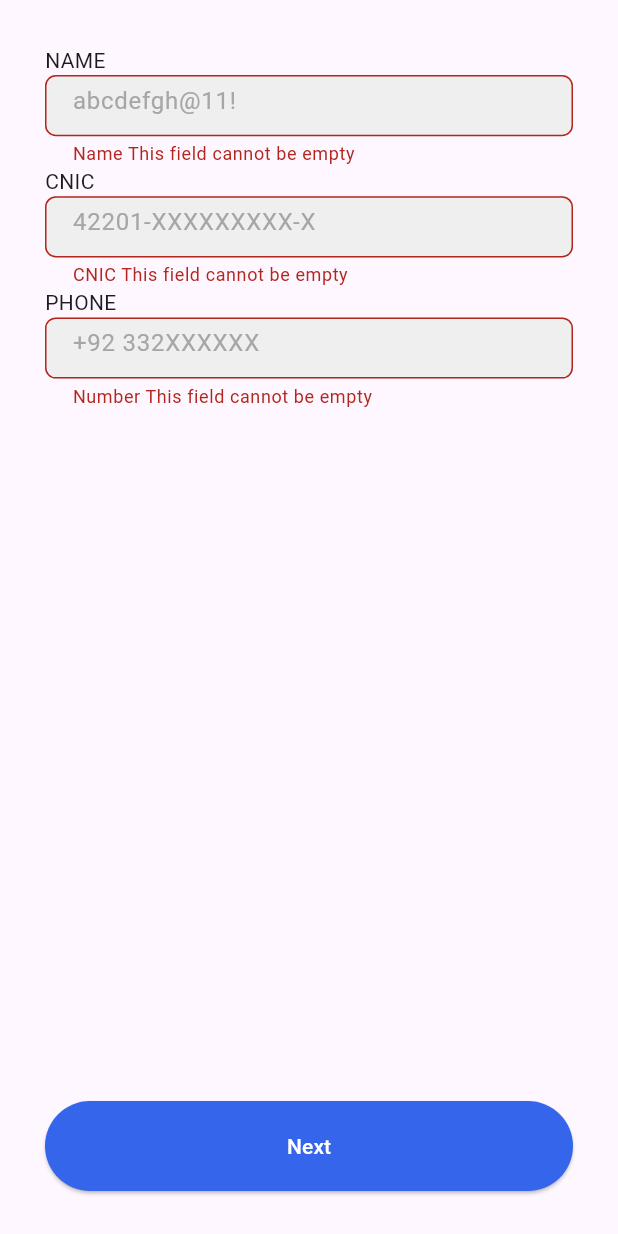
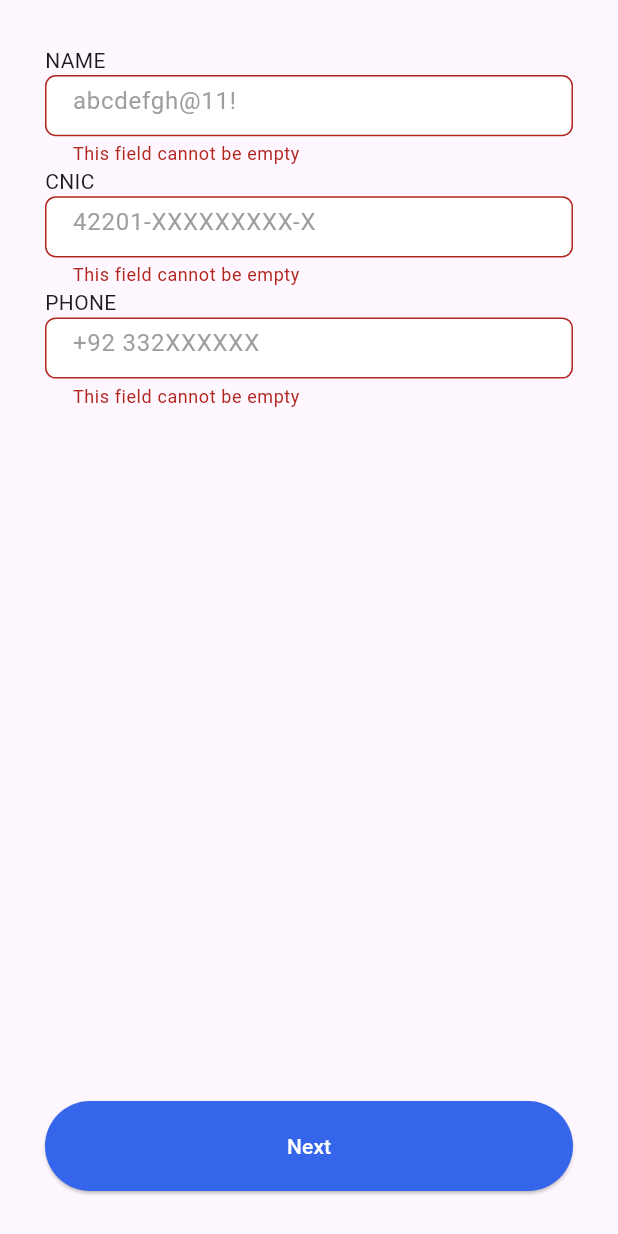
Before and after one commit to suneelasiddiqui12/Flutter-Stacked-Implementation, a Flutter app: the FormBasicView screen opened by its route, after a tap on "Next", on a phone screen of 412 x 824 dp. Run offline on Flutter 3.47's test engine with Material 3 defaults, Android fonts, the light colour scheme and no system bars; our stand-ins replace dio, flutter_screenutil, flutter_svg, google_fonts, image_picker, pinput and 3 more.

Commit message:
- Added Advance form and modified components

```diff
--- a/lib/app/app.dart
+++ b/lib/app/app.dart
@@ -1,4 +1,5 @@
 import 'package:flutter_stacked_implementation/services/local/media_service.dart';
+import 'package:flutter_stacked_implementation/ui/views/form_advance/form_advance_view.dart';
 import 'package:flutter_stacked_implementation/ui/views/forms/form_basic_view.dart';
 import 'package:flutter_stacked_implementation/ui/views/home/home_view.dart';
 import 'package:flutter_stacked_implementation/ui/views/image_picker/image_picker_view.dart';
@@ -18,6 +19,7 @@ import 'package:stacked_services/stacked_services.dart';
     MaterialRoute(page: OnBoardingView),
     MaterialRoute(page: FormBasicView),
     MaterialRoute(page: OtpView, initial: true),
+    MaterialRoute(page: FormAdvanceView),
   ],
   dependencies: [
     LazySingleton(classType: NavigationService),
--- a/lib/constant/app_images.dart
+++ b/lib/constant/app_images.dart
@@ -1,5 +1,11 @@
 class AppImagePaths {
   // splash view
   static const String splashImg = 'assets/images/Kistpay-Logo.jpg';
+  static const String hurrahImg = 'assets/images/hurrah_image.svg';
+
   static const String vectorRabbitIcon = 'assets/images/rabbit.jpg';
+  static const String vectorCheckIcon = 'assets/icons/check_icon.svg';
+  static const String vectorCrossIcon = 'assets/icons/cross_icon.svg';
+  static const String vectorCloseIcon = 'assets/icons/close_icon.svg';
+
 }
--- a/lib/ui/views/forms/form_basic_view.dart
+++ b/lib/ui/views/forms/form_basic_view.dart
@@ -39,12 +39,14 @@ class FormBasicView extends StatelessWidget {
                           TextFormFieldComponent(
                             hintText: '42201-XXXXXXXXX-X',
                             controller: model.cnicController,
+                            keyboardType: TextInputType.phone,
                             validator: (value) => validateCnic(value),
                           ),
                           const TextComponent('PHONE'),
                           TextFormFieldComponent(
                             hintText: '+92 332XXXXXX',
                             controller: model.phoneNumberController,
+                            keyboardType: TextInputType.phone,
                             validator: (value) => validateNumber(value),
                           ),
                         ]
--- a/lib/ui/views/forms/form_basic_viewmodel.dart
+++ b/lib/ui/views/forms/form_basic_viewmodel.dart
@@ -11,4 +11,5 @@ class FormBasicViewModel extends BaseViewModel {
   FocusNode phoneNumberFocusNode = FocusNode();
 
   final formKey = GlobalKey<FormState>();
+
 }
--- a/lib/ui/views/onboarding/onboarding_view.dart
+++ b/lib/ui/views/onboarding/onboarding_view.dart
@@ -39,7 +39,9 @@ class _OnBoardingViewState extends State<OnBoardingView> {
             padding: const EdgeInsets.all(16.0),
             child: ButtonComponent(
               buttonText: AppStrings.signUp,
-              onPressed: () {},
+              onPressed: () {
+                NavService.navigateTo(Routes.formAdvanceView);
+              },
               bgColor: Colors.white,
               buttonTxtColor: Colors.black,
               borderColor: Colors.black,
--- a/lib/ui/views/otp/otp_view.dart
+++ b/lib/ui/views/otp/otp_view.dart
@@ -78,7 +78,7 @@ class OtpView extends StatelessWidget {
                   child: ButtonComponent(
                     buttonText: AppStrings.next,
                     onPressed: () {
-                      NavService.navigateTo(Routes.formBasicView);
+                      NavService.navigateTo(Routes.onBoardingView);
                     },
                   ),
                 ),
--- a/lib/utils/validation_util.dart
+++ b/lib/utils/validation_util.dart
@@ -3,12 +3,12 @@
 final emailRegex = RegExp(r'^[a-zA-Z0-9+._-]+@[a-zA-Z0-9.-]+\.[a-zA-Z]{2,}$');
   final passwordRegex = RegExp(r'^.{8,}$');
   final usernameRegex = RegExp(r'^.{3,}$');
-  final numberRegex = RegExp(r'^.{11,15}$');
+  final digitRegex = RegExp(r'^\d+$');
   final cnicRegex = RegExp(r'^\d{5}-\d{7}-\d{1}$');
 
   String? validateEmptyField(String? value, String fieldName) {
     if (value == null || value.isEmpty) {
-      return '$fieldName ${AppStrings.errorThisFieldCantBeEmpty}';
+      return AppStrings.errorThisFieldCantBeEmpty;
     }
     return null;
   }
@@ -18,11 +18,9 @@ final emailRegex = RegExp(r'^[a-zA-Z0-9+._-]+@[a-zA-Z0-9.-]+\.[a-zA-Z]{2,}$');
     if (emptyFieldError != null) {
       return emptyFieldError;
     }
-
     if (!usernameRegex.hasMatch(value!)) {
       return 'Min three characters limit is required';
     }
-
     return null;
   }
 
@@ -31,11 +29,9 @@ final emailRegex = RegExp(r'^[a-zA-Z0-9+._-]+@[a-zA-Z0-9.-]+\.[a-zA-Z]{2,}$');
     if (emptyFieldError != null) {
       return emptyFieldError;
     }
-
     if (!cnicRegex.hasMatch(cnic!)) {
       return 'Invalid CNIC format';
     }
-
     return null;
   }
 
@@ -44,11 +40,9 @@ final emailRegex = RegExp(r'^[a-zA-Z0-9+._-]+@[a-zA-Z0-9.-]+\.[a-zA-Z]{2,}$');
     if (emptyFieldError != null) {
       return emptyFieldError;
     }
-
     if (!emailRegex.hasMatch(value!)) {
       return 'Invalid email format';
     }
-
     return null;
   }
 
@@ -57,11 +51,14 @@ final emailRegex = RegExp(r'^[a-zA-Z0-9+._-]+@[a-zA-Z0-9.-]+\.[a-zA-Z]{2,}$');
     if (emptyFieldError != null) {
       return emptyFieldError;
     }
-
-    if (!numberRegex.hasMatch(value!)) {
-      return 'Number must be 8-15 characters';
+    // Check if the value is a valid integer
+    if (!digitRegex.hasMatch(value!)) {
+      return 'Invalid number format';
     }
-
+    // Check if the integer has exactly 11 digits
+    if (value.length != 11) {
+      return 'Number must be exactly 11 digits';
+    }
     return null;
   }
 
@@ -70,11 +67,9 @@ final emailRegex = RegExp(r'^[a-zA-Z0-9+._-]+@[a-zA-Z0-9.-]+\.[a-zA-Z]{2,}$');
     if (emptyFieldError != null) {
       return emptyFieldError;
     }
-
     if (!passwordRegex.hasMatch(value!)) {
       return 'Password must be at least 8 characters long';
     }
-
     return null;
   }
 
@@ -82,9 +77,37 @@ final emailRegex = RegExp(r'^[a-zA-Z0-9+._-]+@[a-zA-Z0-9.-]+\.[a-zA-Z]{2,}$');
     if (value == null || value.isEmpty) {
       return null;
     }
-
     if (!passwordRegex.hasMatch(value)) {
       return 'Password must be at least 8 characters long';
+    }
+    return null;
+  }
+
+  String? validateIncome(String? value) {
+    String? emptyFieldError = validateEmptyField(value, 'Income');
+    if (emptyFieldError != null) {
+      return emptyFieldError;
+    }
+    try {
+      int income = int.parse(value!);
+
+      if (income <= 10000) {
+        return 'Income must be greater than PKR 10000';
+      }
+    } catch (e) {
+      return 'Invalid income format';
+    }
+    return null;
+  }
+
+  String? validateAddress(String? value) {
+    String? emptyFieldError = validateEmptyField(value, 'Address');
+    if (emptyFieldError != null) {
+      return emptyFieldError;
+    }
+
+    if (value!.length > 100) {
+      return 'Address should not be more than 100 characters';
     }
 
     return null;
--- a/lib/widgets/svg_icon_component.dart
+++ b/lib/widgets/svg_icon_component.dart
@@ -10,8 +10,8 @@ class SvgIconComponent extends StatelessWidget {
   const SvgIconComponent({
     Key? key,
     required this.icon,
-    this.height = 24,
-    this.width = 24,
+    this.height = 21,
+    this.width = 21,
     this.color,
   }) : super(key: key);
 
--- a/lib/widgets/text_form_field_component.dart
+++ b/lib/widgets/text_form_field_component.dart
@@ -1,7 +1,7 @@
 import 'package:flutter/material.dart';
-import 'package:flutter_stacked_implementation/constant/app_colors.dart';
+import 'package:flutter/services.dart';
 
-class TextFormFieldComponent extends StatelessWidget {
+class TextFormFieldComponent extends StatefulWidget {
   final TextEditingController controller;
   final Color? backgroundColor;
   final Color? borderColor;
@@ -12,8 +12,11 @@ class TextFormFieldComponent extends StatelessWidget {
   final Function(String _)? onChanged;
   final bool isPassword;
   final TextInputType keyboardType;
+  final List<TextInputFormatter>? inputFormatter;
 
-  const TextFormFieldComponent({super.key,
+
+  const TextFormFieldComponent({
+    Key? key,
     required this.controller,
     this.backgroundColor,
     this.borderColor,
@@ -22,44 +25,73 @@ class TextFormFieldComponent extends StatelessWidget {
     this.contentPadding,
     this.validator,
     this.onChanged,
+    this.inputFormatter,
     this.isPassword = false,
     this.keyboardType = TextInputType.text,
-  });
+  }) : super(key: key);
+
+  @override
+  _TextFormFieldComponentState createState() => _TextFormFieldComponentState();
+}
+
+class _TextFormFieldComponentState extends State<TextFormFieldComponent> {
+  bool hidePassword = true;
+  bool isValid = true; // Track validation status
 
   @override
   Widget build(BuildContext context) {
-    bool hidePassword = true;
     return SizedBox(
       width: 360.0,
       height: 60.8,
       child: TextFormField(
-        controller: controller,
-        validator: validator,
-        onChanged: (_) => onChanged == null ? () {} : onChanged!(_),
+        controller: widget.controller,
+        inputFormatters: widget.inputFormatter,
+        validator: (value) {
+          Future.delayed(Duration.zero, () {
+            setState(() {
+              isValid = value != null && widget.validator?.call(value) == null;
+            });
+          });
+          return widget.validator?.call(value);
+        },
+        onChanged: (value) {
+          Future.delayed(Duration.zero, () {
+            setState(() {
+              isValid = widget.validator?.call(value) == null;
+            });
+          });
+          widget.onChanged?.call(value);
+        },
         autovalidateMode: AutovalidateMode.onUserInteraction,
-        obscureText: isPassword ? hidePassword : !hidePassword,
-        keyboardType: keyboardType,
+        obscureText: widget.isPassword ? hidePassword : !hidePassword,
+        keyboardType: widget.keyboardType,
         decoration: InputDecoration(
-          hintText: hintText,
-          labelText: labelText,
-          hintStyle: const TextStyle(color: AppColors.quickGray),
+          hintText: widget.hintText,
+          labelText: widget.labelText,
+          hintStyle: const TextStyle(color: Colors.grey),
           filled: true,
-          fillColor: backgroundColor ?? AppColors.white,
+          fillColor: widget.backgroundColor ?? Colors.white,
           border: OutlineInputBorder(
             borderRadius: BorderRadius.circular(7.2),
             borderSide: BorderSide(
-              color: borderColor ?? AppColors.quickGray,
+              color: widget.borderColor ?? Colors.grey,
               width: 1.8,
             ),
           ),
           focusedBorder: OutlineInputBorder(
             borderRadius: BorderRadius.circular(7.2),
             borderSide: const BorderSide(
-              color: AppColors.frenchSkyBlue,
+              color: Colors.blue,
               width: 1.8,
             ),
           ),
-          contentPadding: contentPadding ?? const EdgeInsets.all(14.4),
+          contentPadding: widget.contentPadding ?? const EdgeInsets.all(14.4),
+          suffixIcon: isValid && widget.controller.text.isNotEmpty
+              ? const Icon(
+            Icons.check,
+            color: Colors.green,
+          )
+              : null,
         ),
       ),
     );
--- a/pubspec.yaml
+++ b/pubspec.yaml
@@ -78,6 +78,7 @@ flutter:
   # To add assets to your application, add an assets section, like this:
   assets:
     - assets/images/
+    - assets/icons/
 
   # An image asset can refer to one or more resolution-specific "variants", see
   # https://flutter.dev/assets-and-images/#resolution-aware
```
Also changed, not shown: lib/app/app.router.dart (+53 -10 lines), lib/constant/app_strings.dart (+11 -1 lines), lib/ui/views/form_advance/form_advance_view.dart (added, +93 -0 lines), lib/ui/views/form_advance/form_advance_viewmodel.dart (added, +11 -0 lines), lib/widgets/dialog_component.dart (added, +136 -0 lines), assets/icons/check_icon.svg (added), assets/icons/close_icon.svg (added), assets/icons/cross_icon.svg (added), assets/images/hurrah_image.svg (added), pubspec.lock.
